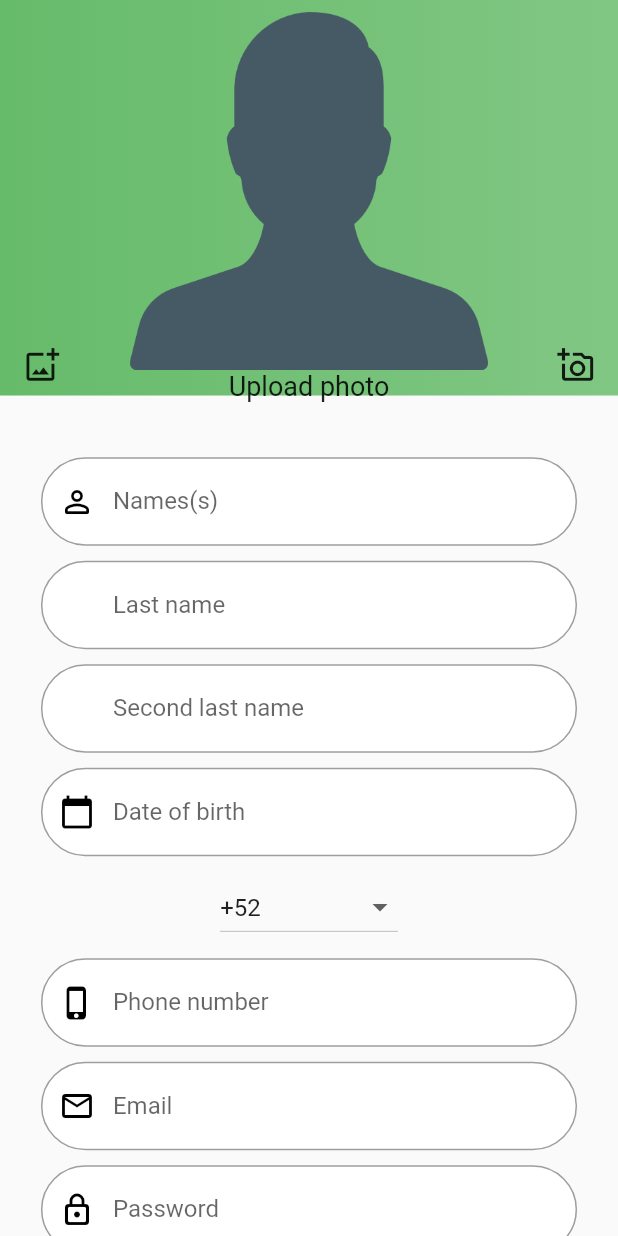
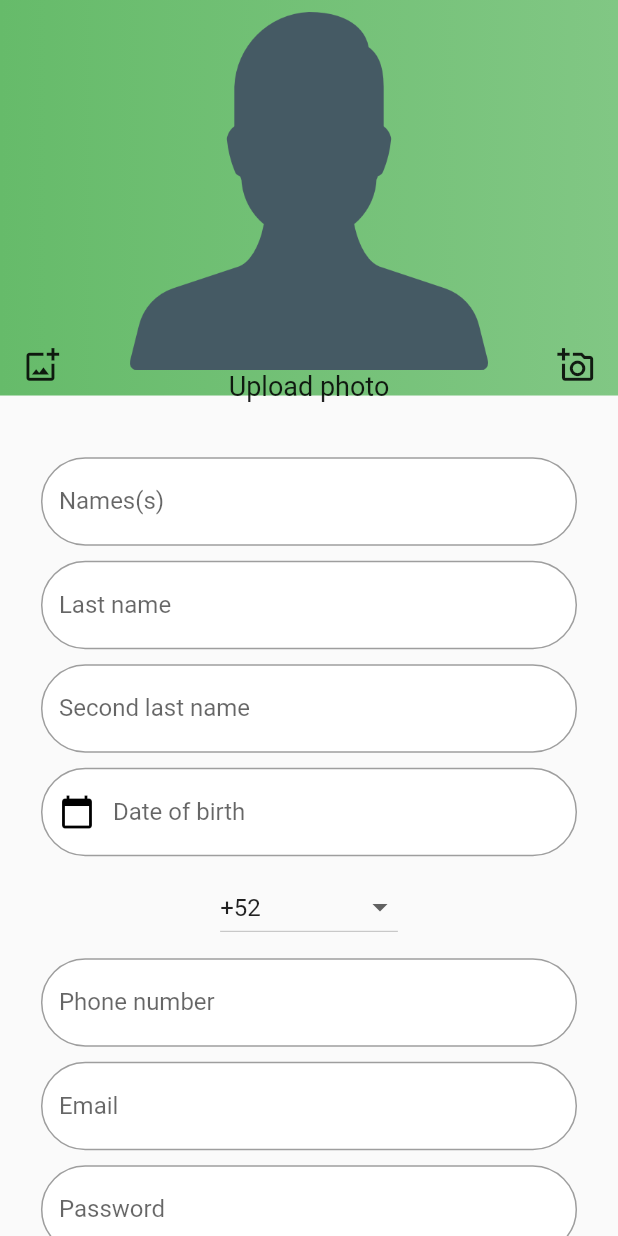
Before and after one commit to blazarnet/zombiapp, a Flutter app: the SignUpPage screen opened directly, on a phone screen of 412 x 824 dp. Run offline on Flutter 3.47's test engine with Material 2 defaults, Android fonts, the phone set to English and light mode, and no system bars; our stand-ins replace image_picker, rive; missing offline and left inert: mapbox_gl; network calls fail; statements that could not run were skipped.

Commit message:
Correciones en el widget para modificar el tamaño desde donde se usará, también la implementación del uso de las propiedades prefix, prefixIcon y suffix

```diff
--- a/lib/widgets/text_form_field.dart
+++ b/lib/widgets/text_form_field.dart
@@ -30,7 +30,7 @@ class TextFormFieldWidget extends StatefulWidget {
   final String hintText;
   final String helperText;
   final String lableText;
-  final double cursorWidth;
+  final double cursorWidth, height, width;
   final Radius cursorRadius;
   final Color cursorColor;
   final Color defaultBorderColor;
@@ -38,6 +38,7 @@ class TextFormFieldWidget extends StatefulWidget {
   final EdgeInsets scrollPadding;
   final FormFieldValidator<String> validator;
   final ValueChanged<String> onFieldSubmitted;
+  final Widget prefixIcon, prefix, suffix;
 
   final FormFieldSetter<String> onSaved;
 
@@ -71,6 +72,8 @@ class TextFormFieldWidget extends StatefulWidget {
     this.inputFormatters,
     this.enabled,
     this.cursorWidth = 2.0,
+    this.height,
+    this.width,
     this.cursorRadius,
     this.cursorColor,
     this.focusBorderColor,
@@ -78,6 +81,9 @@ class TextFormFieldWidget extends StatefulWidget {
     this.scrollPadding,
     this.validator,
     this.onFieldSubmitted,
+    this.prefixIcon,
+    this.prefix,
+    this.suffix,
   })  : assert(textAlign != null),
         assert(autofocus != null),
         assert(obscureText != null),
@@ -113,11 +119,10 @@ class _TextFormFieldWidgetState extends State<TextFormFieldWidget> {
 
   @override
   Widget build(BuildContext context) {
-    width = MediaQuery.of(context).size.width;
-    height = MediaQuery.of(context).size.height;
-
     return Container(
       alignment: Alignment.center,
+      height: widget.height,
+      width: widget.width,
       decoration: BoxDecoration(
         color: Colors.white,
         borderRadius: BorderRadius.circular(30),
@@ -134,10 +139,9 @@ class _TextFormFieldWidgetState extends State<TextFormFieldWidget> {
         enableInteractiveSelection: widget.enableInteractiveSelection,
         decoration: InputDecoration(
           border: OutlineInputBorder(borderRadius: BorderRadius.circular(30)),
-          prefixIcon: Icon(
-            widget.icon,
-            color: Colors.black,
-          ),
+          prefixIcon: widget.prefixIcon,
+          prefix: widget.prefix,
+          suffix: widget.suffix,
           labelText: widget.lableText,
           hintText: widget.hintText,
           helperText: widget.helperText,
```
